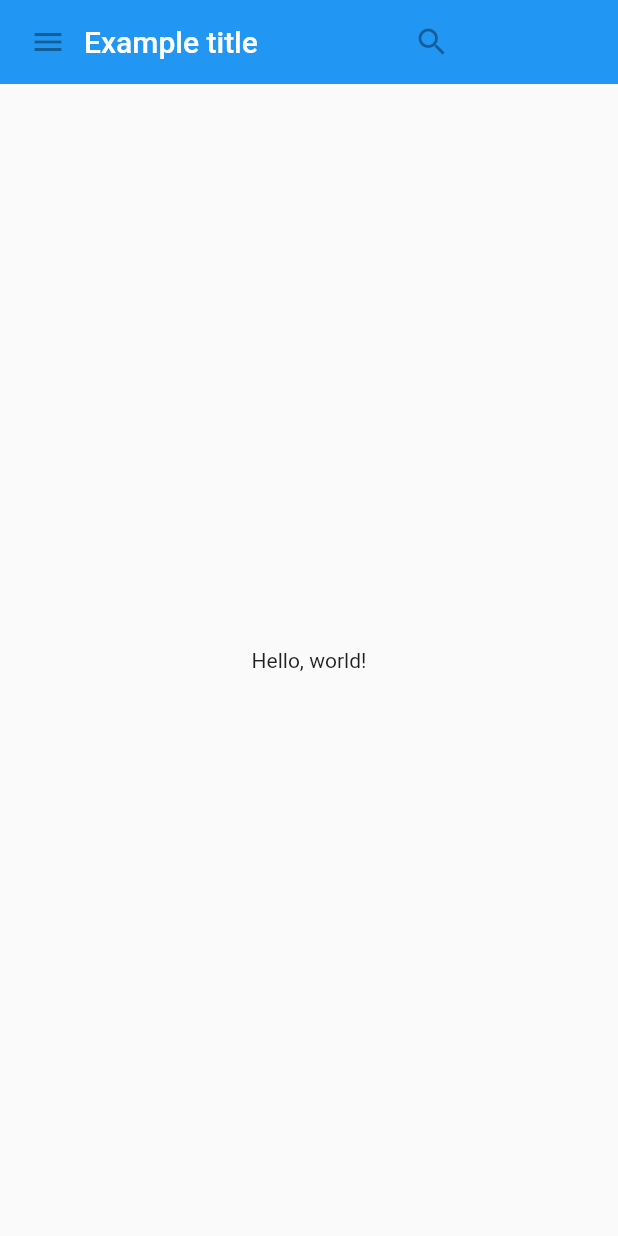
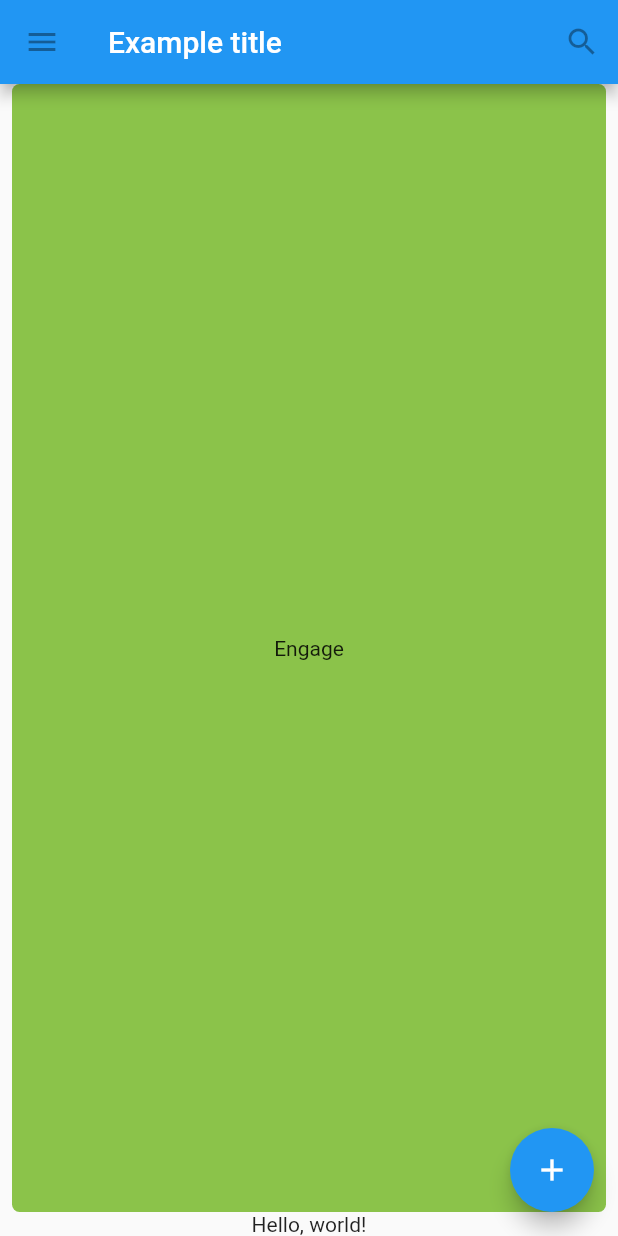
Before and after one commit to takotab/rugform, a Flutter app: the screen it shows after launch, on a phone screen of 412 x 824 dp. Run offline on Flutter 3.47's test engine with Material 2 defaults, Android fonts, the phone set to English and light mode, and no system bars.

Commit message:
with button

```diff
--- a/lib/main.dart
+++ b/lib/main.dart
@@ -1,70 +1,67 @@
 import 'package:flutter/material.dart';
 
-class MyAppBar extends StatelessWidget {
-  MyAppBar({this.title});
+void main() {
+  runApp(MaterialApp(
+    title: 'Flutter Tutorial',
+    home: TutorialHome(),
+  ));
+}
 
-  // Fields in a Widget subclass are always marked "final".
-
-  final Widget title;
-
+class TutorialHome extends StatelessWidget {
   @override
   Widget build(BuildContext context) {
-    return Container(
-      height: 56.0, // in logical pixels
-      padding: const EdgeInsets.symmetric(horizontal: 8.0),
-      decoration: BoxDecoration(color: Colors.blue[500]),
-      // Row is a horizontal, linear layout.
-      child: Row(
-        // <Widget> is the type of items in the list.
-        children: <Widget>[
-          IconButton(
+    // Scaffold is a layout for the major Material Components.
+    return Scaffold(
+      appBar: AppBar(
+        leading: IconButton(
           icon: Icon(Icons.menu),
           tooltip: 'Navigation menu',
-            onPressed: null, // null disables the button
+          onPressed: null,
         ),
-          title,
-          // Expanded expands its child to fill the available space.
-          Expanded(
-            child: IconButton(
+        title: Text('Example title'),
+        actions: <Widget>[
+          IconButton(
             icon: Icon(Icons.search),
             tooltip: 'Search',
             onPressed: null,
           ),
+        ],
       ),
-        ],
+      // body is the majority of the screen.
+      body: Center(
+        child: Column(children: <Widget>[
+          Expanded(child: MyButton()),
+          Text('Hello, world!')
+        ]),
+      ),
+      floatingActionButton: FloatingActionButton(
+        tooltip: 'Add', // used by assistive technologies
+        child: Icon(Icons.add),
+        onPressed: null,
       ),
     );
   }
 }
 
-class MyScaffold extends StatelessWidget {
+class MyButton extends StatelessWidget {
   @override
   Widget build(BuildContext context) {
-    // Material is a conceptual piece of paper on which the UI appears.
-    return Material(
-      // Column is a vertical, linear layout.
-      child: Column(
-        children: <Widget>[
-          MyAppBar(
-            title: Text(
-              'Example title',
-              style: Theme.of(context).primaryTextTheme.headline6,
+    return GestureDetector(
+      onTap: () {
+        print('MyButton was tapped!');
+      },
+      child: Container(
+        height: 36.0,
+        padding: const EdgeInsets.all(8.0),
+        margin: const EdgeInsets.symmetric(horizontal: 8.0),
+        decoration: BoxDecoration(
+          borderRadius: BorderRadius.circular(5.0),
+          color: Colors.lightGreen[500],
         ),
+        child: Center(
+          child: Text('Engage'),
         ),
-          Expanded(
-            child: Center(
-              child: Text('Hello, world!'),
-            ),
-          ),
-        ],
       ),
     );
   }
 }
-
-void main() {
-  runApp(MaterialApp(
-    title: 'My app', // used by the OS task switcher
-    home: MyScaffold(),
-  ));
-}
```
Lines whose indentation alone changed are shown as unchanged.
